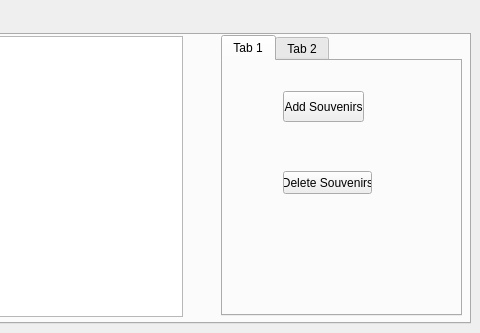
Qt form admin.ui (mattjang1101/CS1D-Project-1-Go-Big-O-Go-Home-) before a commit; both pictures show x 240 to 720 and y 0 to 333 of the 720 by 333 pixel window.
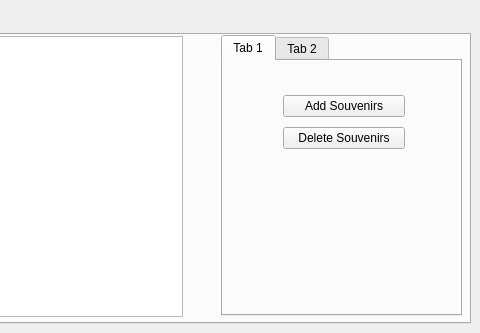
The same form after that commit. The open tabs and pages were chosen to show the change.

Patch:
```diff
--- a/admin.ui
+++ b/admin.ui
@@ -158,31 +158,31 @@
            <attribute name="title">
             <string>Tab 1</string>
            </attribute>
-           <widget class="QPushButton" name="deleteSouvenirs">
-            <property name="geometry">
-             <rect>
-              <x>60</x>
-              <y>110</y>
-              <width>89</width>
-              <height>23</height>
-             </rect>
-            </property>
-            <property name="text">
-             <string>Delete Souvenirs</string>
-            </property>
-           </widget>
-           <widget class="QPushButton" name="addSouvenirs">
+           <widget class="QWidget" name="">
             <property name="geometry">
              <rect>
               <x>60</x>
               <y>30</y>
-              <width>81</width>
-              <height>31</height>
+              <width>122</width>
+              <height>64</height>
              </rect>
             </property>
-            <property name="text">
-             <string>Add Souvenirs</string>
-            </property>
+            <layout class="QVBoxLayout" name="verticalLayout_3">
+             <item>
+              <widget class="QPushButton" name="addSouvenirs_2">
+               <property name="text">
+                <string>Add Souvenirs</string>
+               </property>
+              </widget>
+             </item>
+             <item>
+              <widget class="QPushButton" name="deleteSouvenirs">
+               <property name="text">
+                <string>Delete Souvenirs</string>
+               </property>
+              </widget>
+             </item>
+            </layout>
            </widget>
           </widget>
           <widget class="QWidget" name="Edit">
```
Left out of the diff: 26 changed lines with no effect on the pictures.
